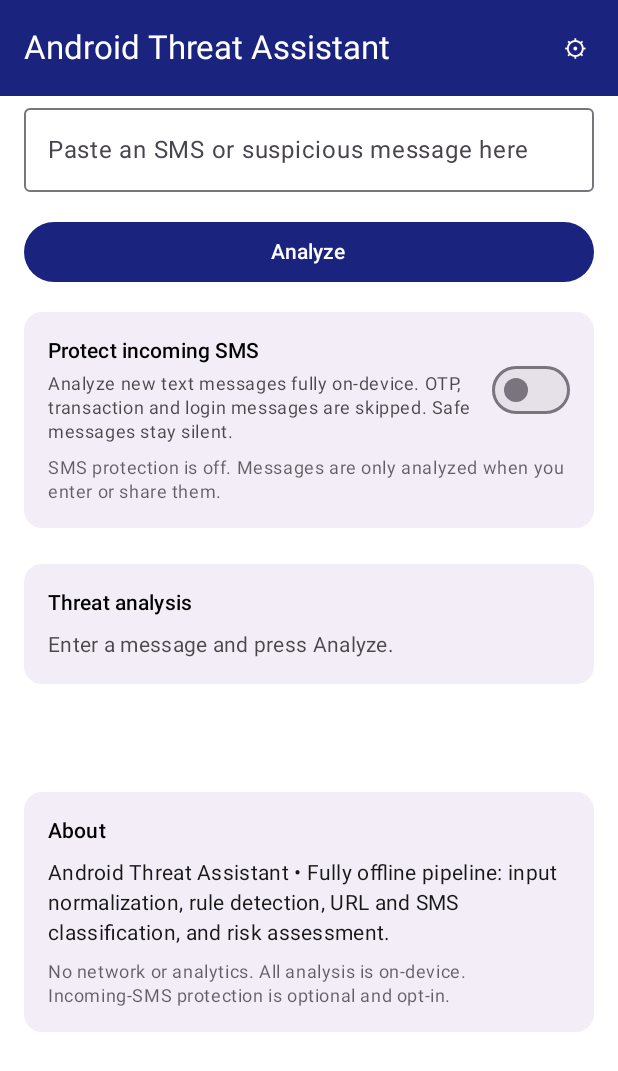
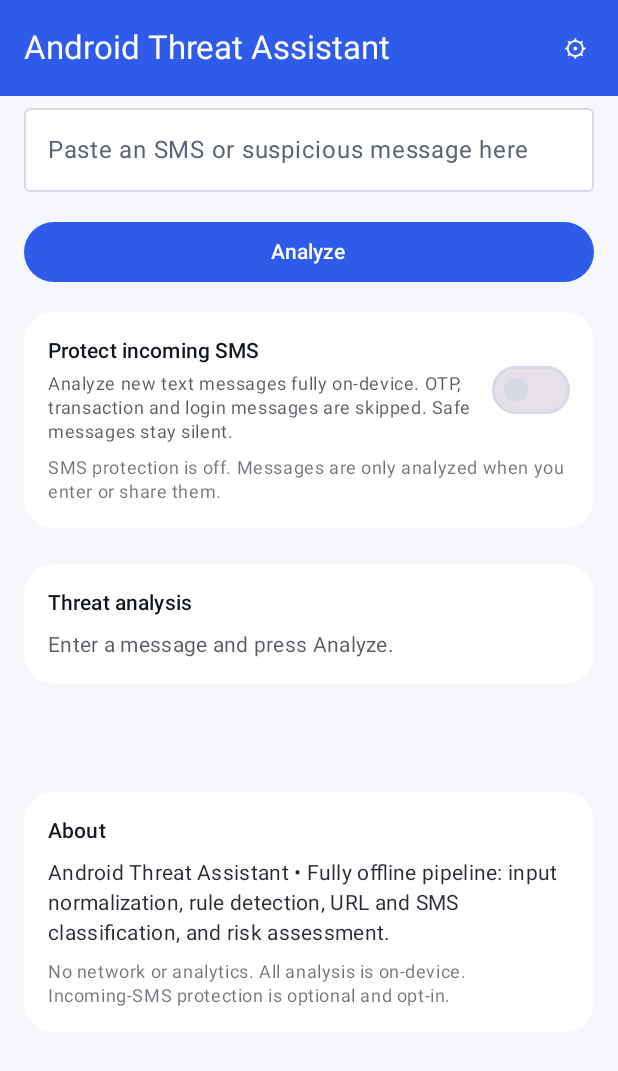
Before and after one commit to pareshvpk/Phase, an Android app built with Jetpack Compose: the screen it shows after launch (MainActivity), on a phone screen of 412 x 824 dp. Shown: the top 1071 px of the screen. Run offline under Robolectric (Android 15) with nearby library versions, the phone set to English and light mode, and no system bars.

Commit message:
Refresh dark and light colour theme and shapes

```diff
--- a/app/src/main/java/com/arm/threatassistant/presentation/theme/ThreatAssistantTheme.kt
+++ b/app/src/main/java/com/arm/threatassistant/presentation/theme/ThreatAssistantTheme.kt
@@ -1,45 +1,61 @@
 package com.arm.threatassistant.presentation.theme
 
 import androidx.compose.foundation.isSystemInDarkTheme
+import androidx.compose.foundation.shape.RoundedCornerShape
 import androidx.compose.material3.MaterialTheme
+import androidx.compose.material3.Shapes
 import androidx.compose.material3.darkColorScheme
 import androidx.compose.material3.lightColorScheme
 import androidx.compose.runtime.Composable
 import androidx.compose.ui.graphics.Color
+import androidx.compose.ui.unit.dp
+
+/**
+ * Semantic colours used by the verdict card, one per threat verdict level.
+ */
+object VerdictColors {
+    val Safe = Color(0xFF34C77B)
+    val Suspicious = Color(0xFFF5A524)
+    val Danger = Color(0xFFF0524F)
+    val Unknown = Color(0xFF8B95A7)
+}
 
 private val DarkColorScheme = darkColorScheme(
-    primary = Color(0xFF8AB4F8),
-    onPrimary = Color(0xFF000000),
-    primaryContainer = Color(0xFF2A3B5C),
-    onPrimaryContainer = Color(0xFFE8EAED),
-    secondary = Color(0xFFCC8CFF),
-    onSecondary = Color(0xFF000000),
-    secondaryContainer = Color(0xFF3A1B5C),
-    onSecondaryContainer = Color(0xFFF3E8FF),
-    tertiary = Color(0xFF8ED1FC),
-    onTertiary = Color(0xFF000000),
-    surface = Color(0xFF0B0E14),
-    onSurface = Color(0xFFE8EAED),
-    surfaceContainer = Color(0xFF131824),
-    background = Color(0xFF0B0E14),
-    onBackground = Color(0xFFE8EAED),
+    primary = Color(0xFF7AA7FF),
+    onPrimary = Color(0xFF06122B),
+    background = Color(0xFF0B0F17),
+    onBackground = Color(0xFFE9ECF2),
+    surface = Color(0xFF0B0F17),
+    onSurface = Color(0xFFE9ECF2),
+    surfaceContainer = Color(0xFF151B27),
+    surfaceContainerHigh = Color(0xFF1C2433),
+    onSurfaceVariant = Color(0xFF9AA4B5),
+    outline = Color(0xFF2A3345),
+    outlineVariant = Color(0xFF222A3A),
     error = Color(0xFFFF8A80),
-    onError = Color(0xFF000000)
+    onError = Color(0xFF3B0906)
 )
 
 private val LightColorScheme = lightColorScheme(
-    primary = Color(0xFF1A237E),
+    primary = Color(0xFF2F5BEA),
     onPrimary = Color(0xFFFFFFFF),
-    primaryContainer = Color(0xFFE8EAF6),
-    onPrimaryContainer = Color(0xFF1A237E),
-    secondary = Color(0xFF303F9F),
-    onSecondary = Color(0xFFFFFFFF),
+    background = Color(0xFFF6F7FB),
+    onBackground = Color(0xFF10151F),
     surface = Color(0xFFFFFFFF),
-    onSurface = Color(0xFF000000),
-    background = Color(0xFFFFFFFF),
-    onBackground = Color(0xFF000000),
+    onSurface = Color(0xFF10151F),
+    surfaceContainer = Color(0xFFFFFFFF),
+    surfaceContainerHigh = Color(0xFFEEF1F7),
+    onSurfaceVariant = Color(0xFF5B6475),
+    outline = Color(0xFFD5DAE5),
+    outlineVariant = Color(0xFFE6E9F0),
     error = Color(0xFFB3261E),
     onError = Color(0xFFFFFFFF)
+)
+
+private val AppShapes = Shapes(
+    small = RoundedCornerShape(12.dp),
+    medium = RoundedCornerShape(20.dp),
+    large = RoundedCornerShape(28.dp)
 )
 
 @Composable
@@ -50,6 +66,7 @@ fun ThreatAssistantTheme(
     val colorScheme = if (darkTheme) DarkColorScheme else LightColorScheme
     MaterialTheme(
         colorScheme = colorScheme,
+        shapes = AppShapes,
         content = content
     )
 }
```
